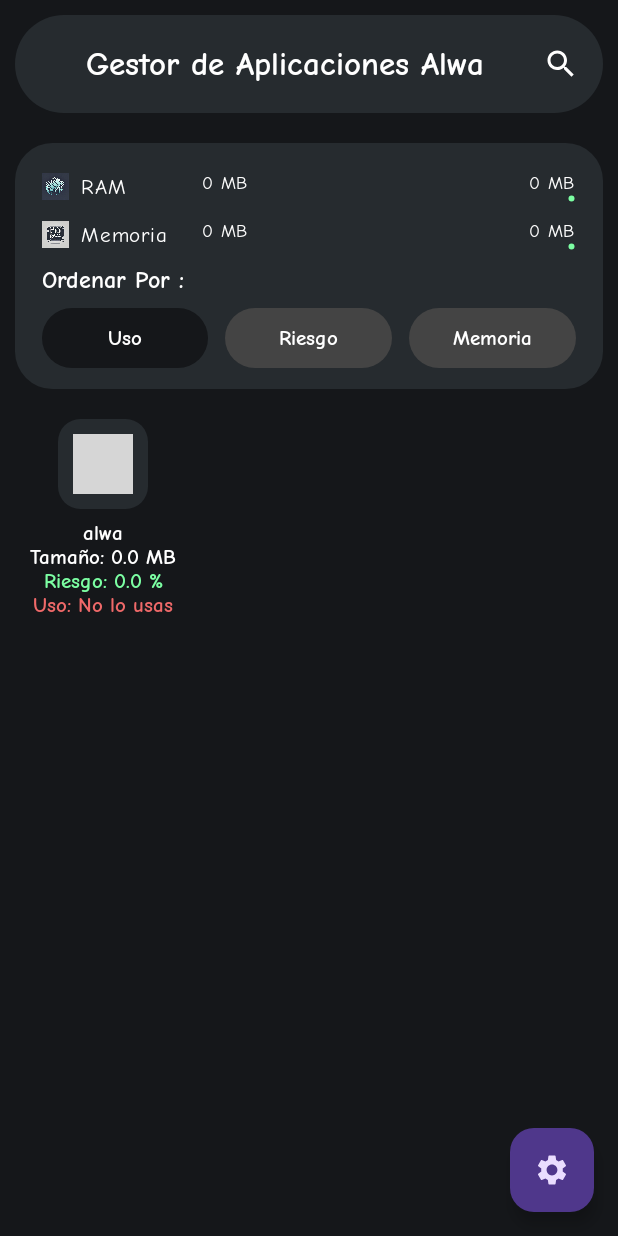
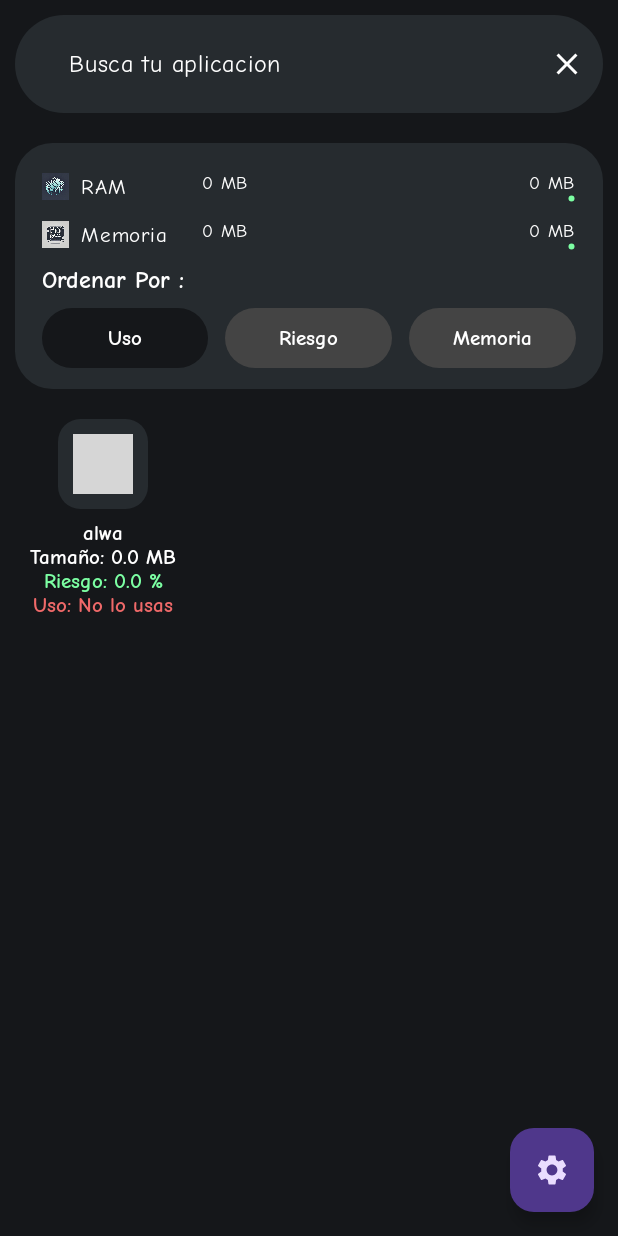
Before and after one commit to jlipaochoa/app_management, an Android app built with Jetpack Compose: the screen it shows after launch (MainActivity), after a tap on "Uso", on a phone screen of 412 x 824 dp. Run offline under Robolectric (Android 15) with nearby library versions, the phone set to English and light mode, and no system bars; our stand-ins replace Dagger/Hilt's generated code, Room's generated code, accompanist; 2 statements that could not run were skipped; 2 other taps on this screen came first; grey boxes are pictures that could not be loaded.

Commit message:
fix: search app bar click

```diff
--- a/app/src/main/java/com/example/app_management/presentation/apps/components/DefaultAppBar.kt
+++ b/app/src/main/java/com/example/app_management/presentation/apps/components/DefaultAppBar.kt
@@ -1,5 +1,6 @@
 package com.example.app_management.presentation.apps.components
 
+import androidx.compose.foundation.clickable
 import androidx.compose.foundation.layout.Arrangement
 import androidx.compose.foundation.layout.Column
 import androidx.compose.foundation.layout.fillMaxHeight
@@ -43,7 +44,9 @@ fun DefaultAppBar(
                 )
             }
         },
-        modifier = Modifier.padding(10.dp).height(65.dp).clip(RoundedCornerShape(100.dp)),
+        modifier = Modifier.padding(10.dp).height(65.dp).clip(RoundedCornerShape(100.dp)).clickable {
+            changeState()
+        },
         colors = TopAppBarDefaults.smallTopAppBarColors(containerColor = DarkGrey40),
         actions = {
             IconButton(onClick = { changeState() }, modifier = Modifier.fillMaxHeight()) {
```
